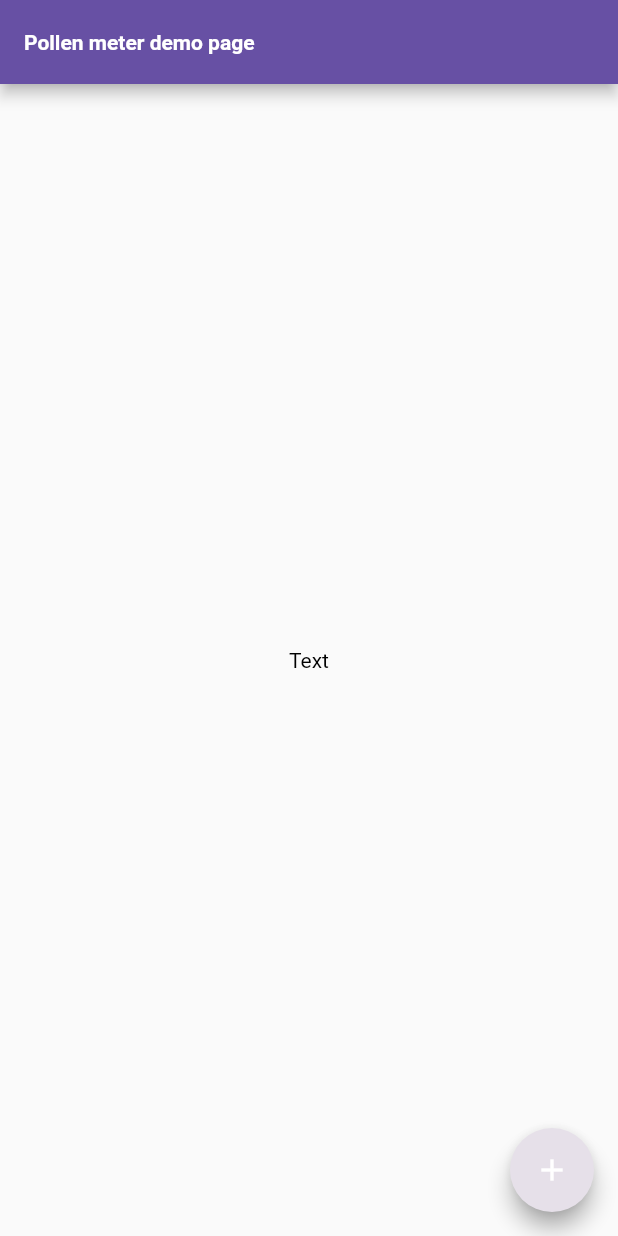
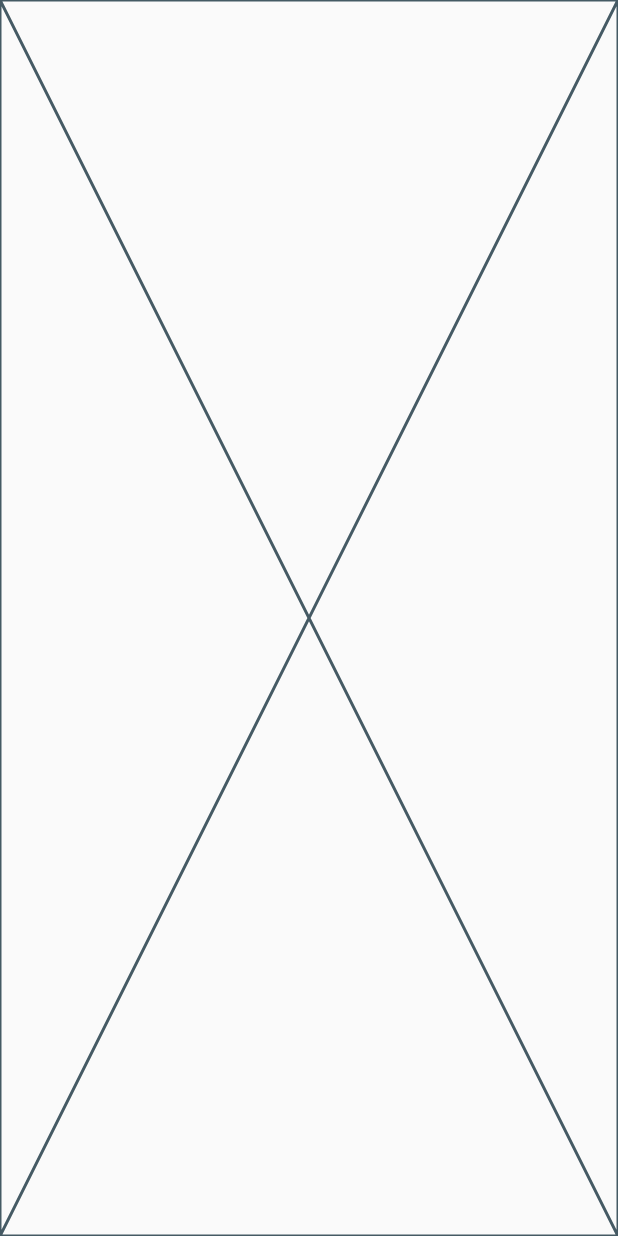
Before and after one commit to kheynov/PollenMeter, a Flutter app: the screen it shows after launch, on a phone screen of 412 x 824 dp. Run offline on Flutter 3.47's test engine with Material 2 defaults, Android fonts, the phone set to English and light mode, and no system bars; our stand-ins replace dio, firebase_core; missing offline and left inert: gauge_indicator; accounts and stored records are empty.

Commit message:
fix: minor improvements

```diff
--- a/lib/main.dart
+++ b/lib/main.dart
@@ -24,80 +24,18 @@ class MyApp extends StatelessWidget {
     return MaterialApp(
       title: 'Pollen meter',
       theme: brightTheme,
-      home: const MyHomePage(title: 'Pollen meter demo page'),
+      home: const MyHomePage(),
     );
   }
 }
 
-class MyHomePage extends StatefulWidget {
-  const MyHomePage({super.key, required this.title});
-
-  // This widget is the home page of your application. It is stateful, meaning
-  // that it has a State object (defined below) that contains fields that affect
-  // how it looks.
-
-  // This class is the configuration for the state. It holds the values (in this
-  // case the title) provided by the parent (in this case the App widget) and
-  // used by the build method of the State. Fields in a Widget subclass are
-  // always marked "final".
-
-  final String title;
-
-  @override
-  State<MyHomePage> createState() => _MyHomePageState();
-}
-
-class _MyHomePageState extends State<MyHomePage> {
-  void _incrementCounter() {
-    setState(() {
-      // This call to setState tells the Flutter framework that something has
-      // changed in this State, which causes it to rerun the build method below
-      // so that the display can reflect the updated values. If we changed
-      // _counter without calling setState(), then the build method would not be
-      // called again, and so nothing would appear to happen.
-    });
-  }
+class MyHomePage extends StatelessWidget {
+  const MyHomePage({Key? key}) : super(key: key);
 
   @override
   Widget build(BuildContext context) {
-    // This method is rerun every time setState is called, for instance as done
-    // by the _incrementCounter method above.
-    //
-    // The Flutter framework has been optimized to make rerunning build methods
-    // fast, so that you can just rebuild anything that needs updating rather
-    // than having to individually change instances of widgets.
-    return Scaffold(
-      appBar: AppBar(
-        // Here we take the value from the MyHomePage object that was created by
-        // the App.build method, and use it to set our appbar title.
-        title: Text(widget.title),
-      ),
-      body: const Center(
-        // Center is a layout widget. It takes a single child and positions it
-        // in the middle of the parent.
-        child: Column(
-            // Column is also a layout widget. It takes a list of children and
-            // arranges them vertically. By default, it sizes itself to fit its
-            // children horizontally, and tries to be as tall as its parent.
-            //
-            // Invoke "debug painting" (press "p" in the console, choose the
-            // "Toggle Debug Paint" action from the Flutter Inspector in Android
-            // Studio, or the "Toggle Debug Paint" command in Visual Studio Code)
-            // to see the wireframe for each widget.
-            //
-            // Column has various properties to control how it sizes itself and
-            // how it positions its children. Here we use mainAxisAlignment to
-            // center the children vertically; the main axis here is the vertical
-            // axis because Columns are vertical (the cross axis would be
-            // horizontal).
-            mainAxisAlignment: MainAxisAlignment.center,
-            children: [Text('Text')]),
-      ),
-      floatingActionButton: FloatingActionButton(
-        onPressed: _incrementCounter,
-        tooltip: 'Increment',
-        child: const Icon(Icons.add),
-      ), // This trailing comma makes auto-formatting nicer for build methods.
+    return const Scaffold(
+      body: Placeholder(),
     );
   }
 }
```
